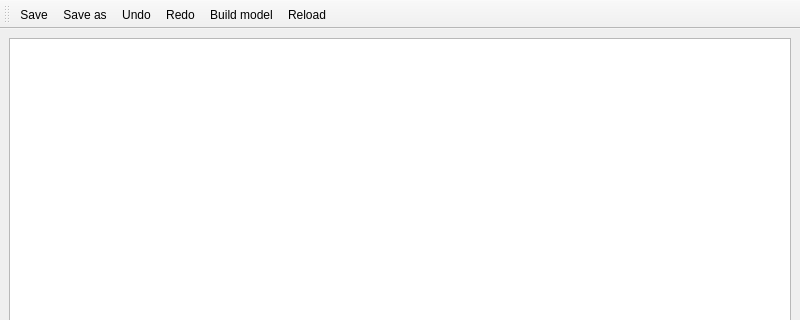
Before: the Qt Designer form RZGUI/SourceEditorWindow.ui in HARMONI-CAB/RayZaler, drawn with Qt 5; both pictures show x 0 to 800 and y 0 to 320 of the 800 by 600 pixel window.
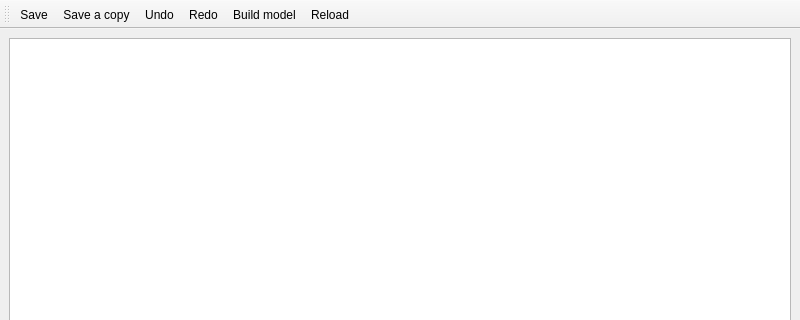
After: the same form once the commit is applied. Icons and pictures are not drawn.

```diff
--- a/RZGUI/SourceEditorWindow.ui
+++ b/RZGUI/SourceEditorWindow.ui
@@ -66,7 +66,10 @@
      <normaloff>:/toolbar/icons/document-save-as.svg</normaloff>:/toolbar/icons/document-save-as.svg</iconset>
    </property>
    <property name="text">
-    <string>Save &amp;as</string>
+    <string>Save a copy</string>
+   </property>
+   <property name="toolTip">
+    <string>Save a copy</string>
    </property>
    <property name="shortcut">
     <string>Ctrl+Shift+S</string>
```
Left out of the diff: 2 changed lines with no effect on the pictures.
